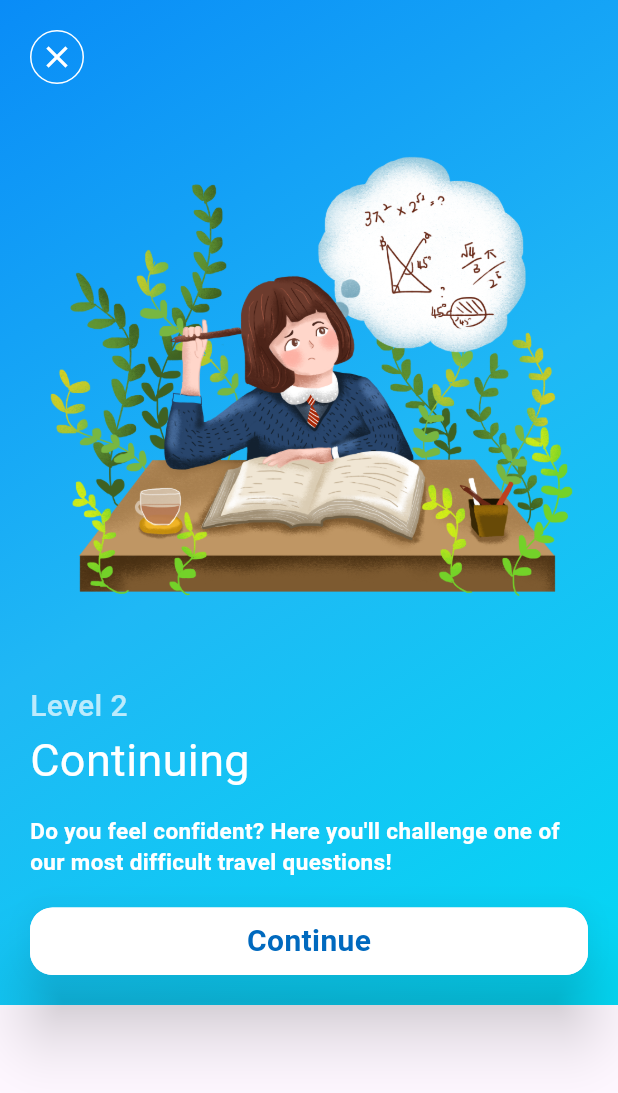
After one commit to AvijitDasAvi/Quiz-App, a Flutter app: the screen it shows after launch, after a tap on "Level 2", on a phone screen of 412 x 824 dp. The commit adds this screen. Shown: the top 1093 px of the screen. Run offline on Flutter 3.47's test engine with Material 3 defaults, Android fonts, the phone set to English and light mode, and no system bars.

Commit message:
Complete continuing page

```diff
--- /dev/null
+++ b/lib/pages/continuing_page.dart
@@ -0,0 +1,111 @@
+import 'package:flutter/material.dart';
+import 'package:quiz_app/widgets/gradient_color.dart';
+
+class Continuing extends StatefulWidget {
+  const Continuing({super.key});
+
+  @override
+  State<Continuing> createState() => _ContinuingState();
+}
+
+class _ContinuingState extends State<Continuing> {
+  @override
+  Widget build(BuildContext context) {
+    return Scaffold(
+      body: SingleChildScrollView(
+        child: Container(
+          padding: EdgeInsets.all(20.0),
+          width: MediaQuery.of(context).size.width,
+          decoration: BoxDecoration(
+            gradient: secondContainer(),
+          ),
+          child: Column(
+            crossAxisAlignment: CrossAxisAlignment.start,
+            children: [
+              //Close button
+              GestureDetector(
+                onTap: () {
+                  Navigator.pop(context);
+                },
+                child: Container(
+                  padding: EdgeInsets.all(5.0),
+                  decoration: BoxDecoration(
+                    border: Border.all(
+                      color: Colors.white,
+                    ),
+                    borderRadius: BorderRadius.circular(
+                      20.0,
+                    ),
+                  ),
+                  child: Icon(
+                    Icons.close,
+                    color: Colors.white,
+                  ),
+                ),
+              ),
+              //Top image
+              Image.asset(
+                "assets/images/level2.png",
+                height: 400,
+                width: 400,
+              ),
+              //Text widgets
+              Text(
+                "Level 2",
+                style: TextStyle(
+                  color: Colors.white70,
+                  fontWeight: FontWeight.w500,
+                  fontSize: 20.0,
+                ),
+              ),
+              Text(
+                "Continuing",
+                style: TextStyle(
+                  fontSize: 30.0,
+                  color: Colors.white,
+                ),
+              ),
+              SizedBox(
+                height: 15.0,
+              ),
+              Text(
+                "Do you feel confident? Here you'll challenge one of our most difficult travel questions!",
+                style: TextStyle(
+                  fontSize: 15.0,
+                  fontWeight: FontWeight.w600,
+                  color: Colors.white,
+                ),
+              ),
+              SizedBox(
+                height: 20.0,
+              ),
+              //Continue button
+              Material(
+                elevation: 20.0,
+                borderRadius: BorderRadius.circular(15.0),
+                child: Container(
+                  padding: EdgeInsets.all(8.0),
+                  width: MediaQuery.of(context).size.width,
+                  decoration: BoxDecoration(
+                    borderRadius: BorderRadius.circular(15.0),
+                    color: Colors.white,
+                  ),
+                  child: Center(
+                    child: Text(
+                      "Continue",
+                      style: TextStyle(
+                        color: const Color.fromARGB(255, 0, 105, 190),
+                        fontSize: 20.0,
+                        fontWeight: FontWeight.bold,
+                      ),
+                    ),
+                  ),
+                ),
+              ),
+            ],
+          ),
+        ),
+      ),
+    );
+  }
+}
--- a/lib/pages/home_page.dart
+++ b/lib/pages/home_page.dart
@@ -1,4 +1,5 @@
 import 'package:flutter/material.dart';
+import 'package:quiz_app/pages/continuing_page.dart';
 import 'package:quiz_app/widgets/feature_container.dart';
 import 'package:quiz_app/widgets/gradient_color.dart';
 
@@ -83,12 +84,22 @@ class _HomePageState extends State<HomePage> {
                 height: 10.0,
               ),
               //Level 2 container
-              FeatureContainer(
-                icon: Icons.play_arrow,
-                color: secondContainer(),
-                levelText: "Level 2",
-                discriptionText: "Continuing",
-                imagePath: "assets/images/level2.png",
+              GestureDetector(
+                onTap: () {
+                  Navigator.push(
+                    context,
+                    MaterialPageRoute(
+                      builder: (context) => Continuing(),
+                    ),
+                  );
+                },
+                child: FeatureContainer(
+                  icon: Icons.play_arrow,
+                  color: secondContainer(),
+                  levelText: "Level 2",
+                  discriptionText: "Continuing",
+                  imagePath: "assets/images/level2.png",
+                ),
               ),
               SizedBox(
                 height: 10.0,
```
